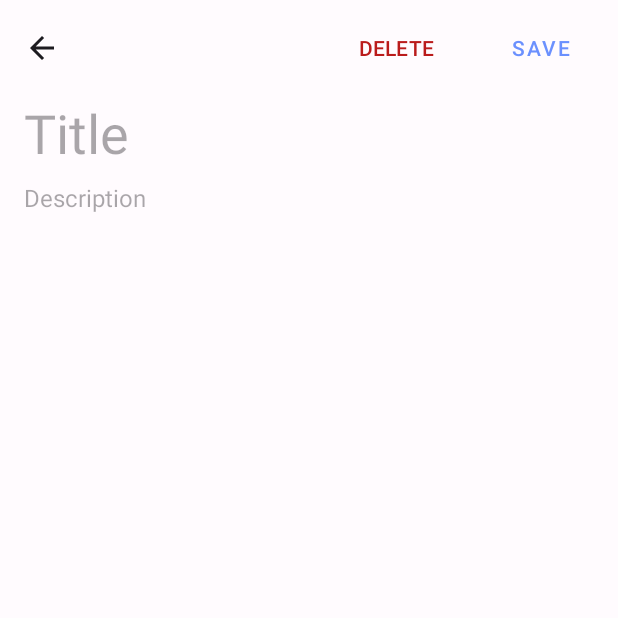
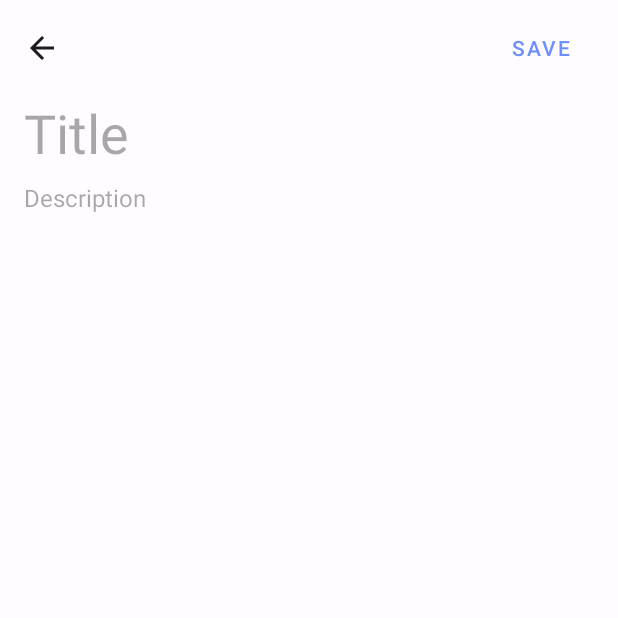
Before and after one commit to allandrp/NotesApp, an Android app: the NoteFormActivity screen opened directly, with no data from a screen before it, on a phone screen of 412 x 824 dp, the top half of it. Run offline under Robolectric (Android 15) with nearby library versions, the phone set to English and light mode, and no system bars.

Commit message:
fix bug in form page

```diff
--- a/app/src/main/java/com/alland/aplikasinotephincon/form/NoteFormActivity.kt
+++ b/app/src/main/java/com/alland/aplikasinotephincon/form/NoteFormActivity.kt
@@ -54,6 +54,7 @@ class NoteFormActivity : AppCompatActivity() {
             }
             binding.tvDateForm.visibility = View.VISIBLE
         } else {
+            binding.btnDeleteForm.visibility = View.GONE
             binding.tvDateForm.visibility = View.GONE
         }
 
```
